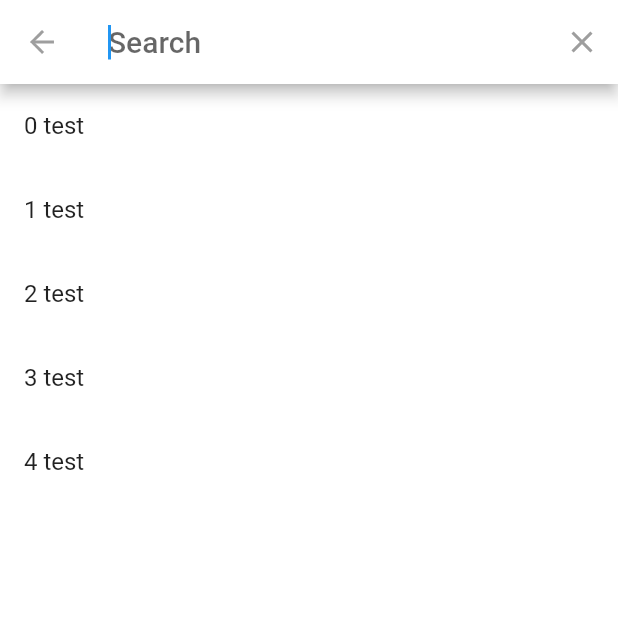
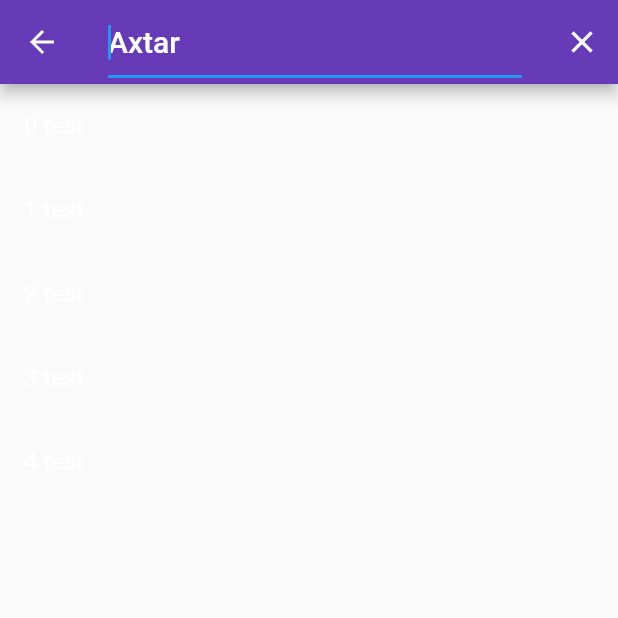
Before and after one commit to thisisyusub/Corona-Tracker, a Flutter app: the CountryStatPage screen opened directly, after a tap on the "search" icon, on a phone screen of 412 x 824 dp, the top half of it. Run offline on Flutter 3.47's test engine with Material 2 defaults, Android fonts, the phone set to English and light mode, and no system bars; our stand-ins replace equatable, flutter_bloc, flutter_html; network calls fail.

Commit message:
search delegate design is changed

```diff
--- a/corona_news/lib/presentation/pages/country_stat_page.dart
+++ b/corona_news/lib/presentation/pages/country_stat_page.dart
@@ -52,6 +52,9 @@ class CountryStatPage extends StatelessWidget {
 
 class CountrySearch extends SearchDelegate<String> {
   @override
+  String get searchFieldLabel => 'Axtar';
+
+  @override
   List<Widget> buildActions(BuildContext context) {
     // actions for app bar
     return [
@@ -62,6 +65,18 @@ class CountrySearch extends SearchDelegate<String> {
         },
       ),
     ];
+  }
+
+  @override
+  ThemeData appBarTheme(BuildContext context) {
+    return ThemeData(
+      primaryColor: Colors.deepPurple,
+      primaryColorBrightness: Brightness.dark,
+      textTheme: Theme.of(context).textTheme.apply(bodyColor: Colors.white),
+      inputDecorationTheme: InputDecorationTheme(
+          hintStyle:
+              Theme.of(context).textTheme.title.copyWith(color: Colors.white)),
+    );
   }
 
   @override
```
